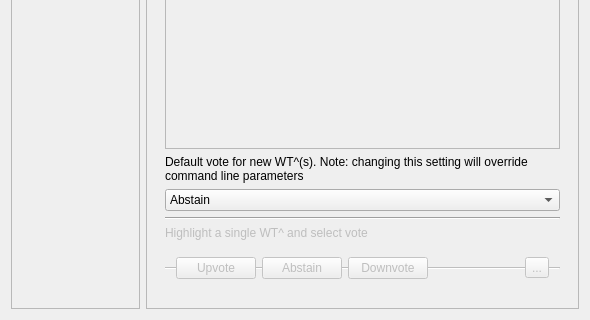
This is src/qt/forms/sidechainminerdialog.ui in DriveNetTESTDRIVE/DriveNet as Qt 5 draws it before an edit; both pictures show x 0 to 590 and y 272 to 592 of the 590 by 592 pixel window. The edited form follows.
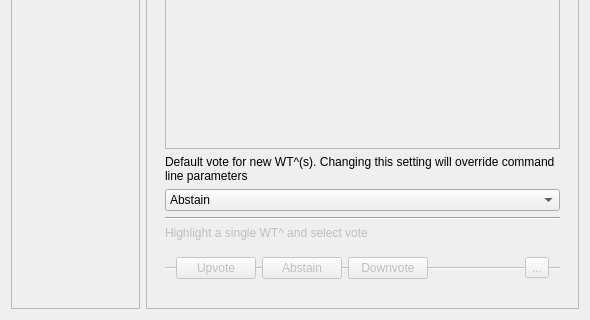
This is the edited form. The open tabs and pages were chosen to show the change. Icons and pictures are not drawn.

Commit message: Remove the word note from GUI

```diff
--- a/src/qt/forms/sidechainminerdialog.ui
+++ b/src/qt/forms/sidechainminerdialog.ui
@@ -517,7 +517,7 @@
           <item>
            <widget class="QLabel" name="label_7">
             <property name="text">
-             <string>Default vote for new WT^(s). Note: changing this setting will override command line parameters</string>
+             <string>Default vote for new WT^(s). Changing this setting will override command line parameters</string>
             </property>
             <property name="wordWrap">
              <bool>true</bool>
```
The commit also changes 2 other files.
